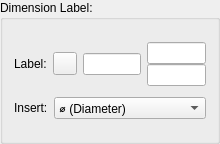
The window that librecad/src/ui/dialogs/entity/qg_dimensionlabeleditor.ui (LibreCAD/LibreCAD) describes before a commit, drawn with Qt 5.
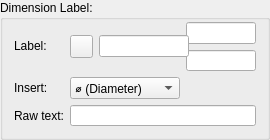
The same window after the commit. Icons and pictures are not drawn.

The edit to the form file:
```diff
--- a/librecad/src/ui/dialogs/entity/qg_dimensionlabeleditor.ui
+++ b/librecad/src/ui/dialogs/entity/qg_dimensionlabeleditor.ui
@@ -6,13 +6,13 @@
    <rect>
     <x>0</x>
     <y>0</y>
-    <width>220</width>
-    <height>144</height>
+    <width>270</width>
+    <height>140</height>
    </rect>
   </property>
   <property name="minimumSize">
    <size>
-    <width>220</width>
+    <width>270</width>
     <height>0</height>
    </size>
   </property>
@@ -28,40 +28,49 @@
    </property>
    <item>
     <widget class="QGroupBox" name="bgLabel">
+     <property name="minimumSize">
+      <size>
+       <width>270</width>
+       <height>140</height>
+      </size>
+     </property>
      <property name="title">
       <string>Dimension Label:</string>
      </property>
-     <layout class="QVBoxLayout">
-      <property name="spacing">
-       <number>0</number>
+     <layout class="QGridLayout" name="gridLayout" columnstretch="0,0,1,0">
+      <property name="topMargin">
+       <number>2</number>
       </property>
-      <item>
-       <layout class="QHBoxLayout">
-        <item>
-         <layout class="QHBoxLayout">
-          <item>
-           <widget class="QLabel" name="lLabel">
+      <property name="verticalSpacing">
+       <number>6</number>
+      </property>
+      <item row="0" column="3">
+       <widget class="QLineEdit" name="leTol1">
             <property name="sizePolicy">
-             <sizepolicy hsizetype="Fixed" vsizetype="Fixed">
+         <sizepolicy hsizetype="Preferred" vsizetype="Preferred">
               <horstretch>0</horstretch>
               <verstretch>0</verstretch>
              </sizepolicy>
             </property>
-            <property name="frameShape">
-             <enum>QFrame::NoFrame</enum>
-            </property>
-            <property name="frameShadow">
-             <enum>QFrame::Plain</enum>
-            </property>
+        <property name="minimumSize">
+         <size>
+          <width>70</width>
+          <height>0</height>
+         </size>
+        </property>
+        <property name="toolTip">
+         <string>Superscript</string>
+        </property>
+       </widget>
+      </item>
+      <item row="3" column="0">
+       <widget class="QLabel" name="label">
             <property name="text">
-             <string>Label:</string>
-            </property>
-            <property name="wordWrap">
-             <bool>false</bool>
+         <string>Raw text:</string>
             </property>
            </widget>
           </item>
-          <item>
+      <item row="0" column="1" rowspan="2">
            <widget class="QToolButton" name="bDiameter">
             <property name="sizePolicy">
              <sizepolicy hsizetype="Minimum" vsizetype="Fixed">
@@ -69,6 +78,18 @@
               <verstretch>0</verstretch>
              </sizepolicy>
             </property>
+        <property name="minimumSize">
+         <size>
+          <width>23</width>
+          <height>23</height>
+         </size>
+        </property>
+        <property name="maximumSize">
+         <size>
+          <width>23</width>
+          <height>23</height>
+         </size>
+        </property>
             <property name="toolTip">
              <string>Symbol before dimensional text</string>
             </property>
@@ -84,59 +105,20 @@
             </property>
            </widget>
           </item>
-          <item>
-           <widget class="QLineEdit" name="leLabel">
-            <property name="sizePolicy">
-             <sizepolicy hsizetype="Preferred" vsizetype="Fixed">
-              <horstretch>0</horstretch>
-              <verstretch>0</verstretch>
-             </sizepolicy>
-            </property>
-            <property name="toolTip">
-             <string>&lt;html&gt;&lt;head/&gt;&lt;body&gt;&lt;p&gt;Format of the dimension text, &amp;lt;&amp;gt; can be used as a placeholder for the dimension measurement value&lt;/p&gt;&lt;/body&gt;&lt;/html&gt;</string>
+      <item row="3" column="1" colspan="3">
+       <widget class="QLineEdit" name="leRawText">
+        <property name="minimumSize">
+         <size>
+          <width>180</width>
+          <height>0</height>
+         </size>
+        </property>
+        <property name="readOnly">
+         <bool>true</bool>
             </property>
            </widget>
           </item>
-         </layout>
-        </item>
-        <item>
-         <layout class="QVBoxLayout">
-          <property name="spacing">
-           <number>0</number>
-          </property>
-          <item>
-           <widget class="QLineEdit" name="leTol1">
-            <property name="sizePolicy">
-             <sizepolicy hsizetype="Preferred" vsizetype="Fixed">
-              <horstretch>0</horstretch>
-              <verstretch>0</verstretch>
-             </sizepolicy>
-            </property>
-            <property name="toolTip">
-             <string>Superscript</string>
-            </property>
-           </widget>
-          </item>
-          <item>
-           <widget class="QLineEdit" name="leTol2">
-            <property name="sizePolicy">
-             <sizepolicy hsizetype="Preferred" vsizetype="Fixed">
-              <horstretch>0</horstretch>
-              <verstretch>0</verstretch>
-             </sizepolicy>
-            </property>
-            <property name="toolTip">
-             <string>Subscript</string>
-            </property>
-           </widget>
-          </item>
-         </layout>
-        </item>
-       </layout>
-      </item>
-      <item>
-       <layout class="QHBoxLayout">
-        <item>
+      <item row="2" column="0">
          <widget class="QLabel" name="textLabel1">
           <property name="text">
            <string>Insert:</string>
@@ -146,7 +128,67 @@
           </property>
          </widget>
         </item>
-        <item>
+      <item row="1" column="3">
+       <widget class="QLineEdit" name="leTol2">
+        <property name="sizePolicy">
+         <sizepolicy hsizetype="Preferred" vsizetype="Preferred">
+          <horstretch>0</horstretch>
+          <verstretch>0</verstretch>
+         </sizepolicy>
+        </property>
+        <property name="minimumSize">
+         <size>
+          <width>70</width>
+          <height>0</height>
+         </size>
+        </property>
+        <property name="toolTip">
+         <string>Subscript</string>
+        </property>
+       </widget>
+      </item>
+      <item row="0" column="0" rowspan="2">
+       <widget class="QLabel" name="lLabel">
+        <property name="sizePolicy">
+         <sizepolicy hsizetype="Fixed" vsizetype="Fixed">
+          <horstretch>0</horstretch>
+          <verstretch>0</verstretch>
+         </sizepolicy>
+        </property>
+        <property name="frameShape">
+         <enum>QFrame::NoFrame</enum>
+        </property>
+        <property name="frameShadow">
+         <enum>QFrame::Plain</enum>
+        </property>
+        <property name="text">
+         <string>Label:</string>
+        </property>
+        <property name="wordWrap">
+         <bool>false</bool>
+        </property>
+       </widget>
+      </item>
+      <item row="0" column="2" rowspan="2">
+       <widget class="QLineEdit" name="leLabel">
+        <property name="sizePolicy">
+         <sizepolicy hsizetype="MinimumExpanding" vsizetype="Fixed">
+          <horstretch>0</horstretch>
+          <verstretch>0</verstretch>
+         </sizepolicy>
+        </property>
+        <property name="minimumSize">
+         <size>
+          <width>90</width>
+          <height>0</height>
+         </size>
+        </property>
+        <property name="toolTip">
+         <string>Format of the dimension text, &lt;&gt; can be used as a placeholder for the dimension measurement value</string>
+        </property>
+       </widget>
+      </item>
+      <item row="2" column="1" colspan="2">
          <widget class="QComboBox" name="cbSymbol">
           <property name="sizePolicy">
            <sizepolicy hsizetype="MinimumExpanding" vsizetype="Fixed">
@@ -195,8 +237,6 @@
          </widget>
         </item>
        </layout>
-      </item>
-     </layout>
     </widget>
    </item>
   </layout>
```
Left out of the diff: 1 changed line with no effect on the pictures. Lines whose indentation alone changed are shown as unchanged.
